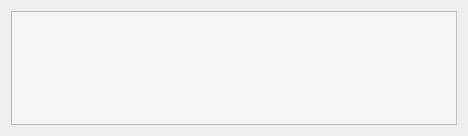
emanuelemanciuria96/CollaborativePad_ClientServerSystem, file Client/inviteuserwidgetitem.ui: the form before one commit.
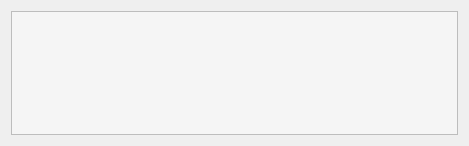
The form after the commit.

The edit to the form file:
```diff
--- a/Client/inviteuserwidgetitem.ui
+++ b/Client/inviteuserwidgetitem.ui
@@ -6,8 +6,8 @@
    <rect>
     <x>0</x>
     <y>0</y>
-    <width>468</width>
-    <height>136</height>
+    <width>469</width>
+    <height>146</height>
    </rect>
   </property>
   <property name="windowTitle">
```
